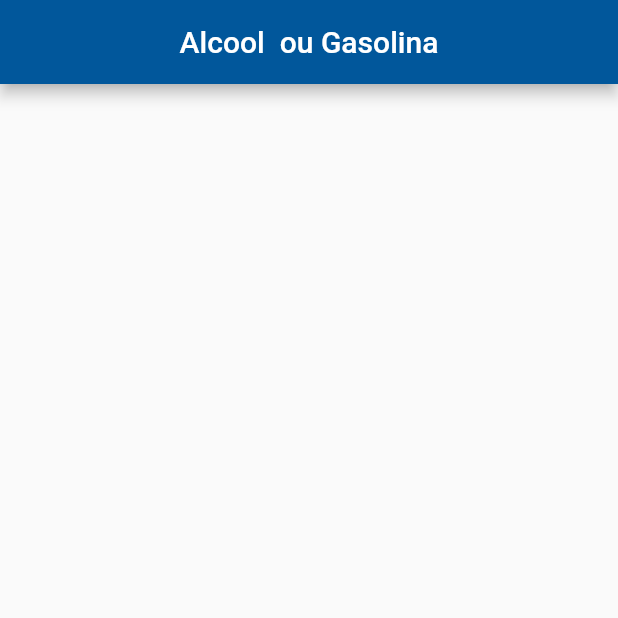
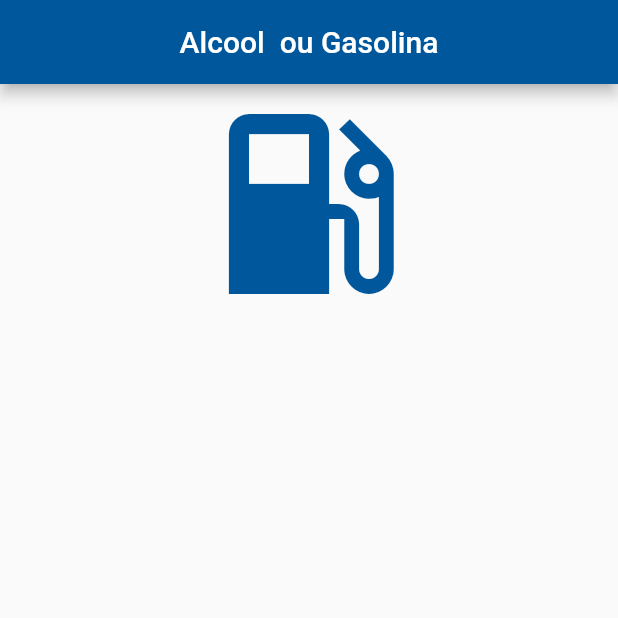
Before and after one commit to bryan-matheus/flutter_gas, a Flutter app: the screen it shows after launch, on a phone screen of 412 x 824 dp, the top half of it. Run offline on Flutter 3.47's test engine with Material 2 defaults, Android fonts, the phone set to English and light mode, and no system bars.

Commit message:
:lipstick: Added gas  icon

```diff
--- a/lib/main.dart
+++ b/lib/main.dart
@@ -31,7 +31,13 @@ class _HomeState extends State<Home> {
         child: Form(
           child: Column(
             crossAxisAlignment: CrossAxisAlignment.stretch,
-            children: <Widget>[],
+            children: [
+              Icon(
+                Icons.local_gas_station,
+                size: 160,
+                color: Colors.lightBlue[900],
+              )
+            ],
           ),
         ),
       ),
```
